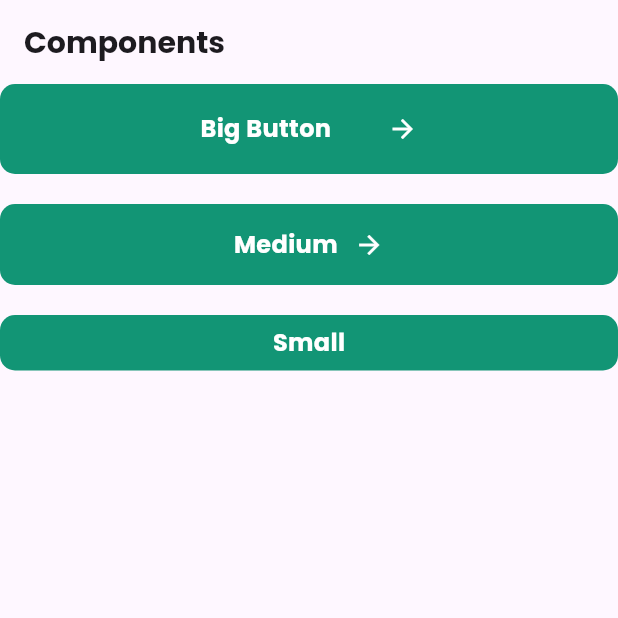
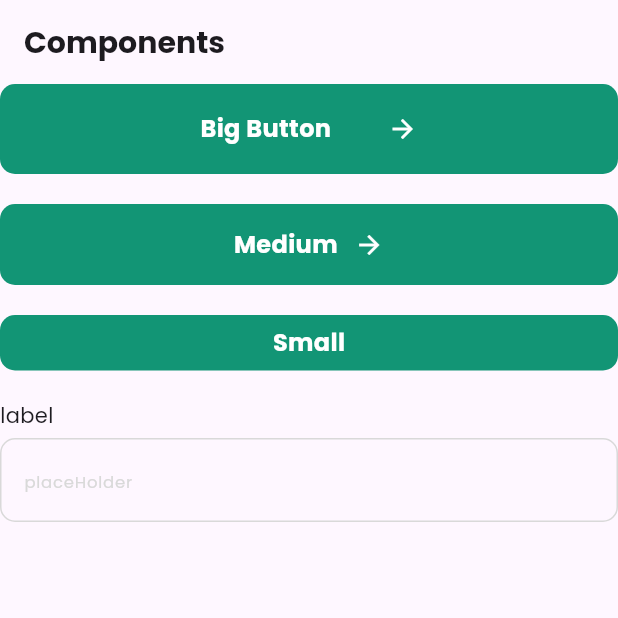
Before and after one commit to Kuneosu/study_inflearn_hq, a Flutter app: the screen it shows after launch, on a phone screen of 412 x 824 dp, the top half of it. Run offline on Flutter 3.47's test engine with Material 3 defaults, Android fonts, the phone set to English and light mode, and no system bars; our stand-ins replace google_fonts.

Commit message:
07 - InputField

```diff
--- /dev/null
+++ b/inflearn_flutter_hq/lib/core/presentation/components/input_field.dart
@@ -0,0 +1,47 @@
+import 'package:flutter/material.dart';
+import 'package:inflearn_flutter_hq/ui/color_styles.dart';
+import 'package:inflearn_flutter_hq/ui/text_styles.dart';
+
+class InputField extends StatelessWidget {
+  final String label;
+  final String placeHolder;
+  final TextEditingController? controller;
+  const InputField(
+      {super.key,
+      required this.label,
+      required this.placeHolder,
+      this.controller});
+
+  @override
+  Widget build(BuildContext context) {
+    return Column(
+      crossAxisAlignment: CrossAxisAlignment.start,
+      children: [
+        Text(
+          label,
+          style: TextStyles.smallTextRegular,
+        ),
+        SizedBox(
+          height: 5,
+        ),
+        TextField(
+          controller: controller,
+          decoration: InputDecoration(
+            enabledBorder: OutlineInputBorder(
+              borderRadius: BorderRadius.circular(10),
+              borderSide: const BorderSide(color: ColorStyles.gray4),
+            ),
+            focusedBorder: OutlineInputBorder(
+              borderRadius: BorderRadius.circular(10),
+              borderSide: const BorderSide(color: ColorStyles.primary80),
+            ),
+            hintText: placeHolder,
+            hintStyle: TextStyles.smallerTextRegular.copyWith(
+              color: ColorStyles.gray4,
+            ),
+          ),
+        ),
+      ],
+    );
+  }
+}
--- a/inflearn_flutter_hq/lib/main.dart
+++ b/inflearn_flutter_hq/lib/main.dart
@@ -1,5 +1,6 @@
 import 'package:flutter/material.dart';
 import 'package:inflearn_flutter_hq/core/presentation/components/big_button.dart';
+import 'package:inflearn_flutter_hq/core/presentation/components/input_field.dart';
 import 'package:inflearn_flutter_hq/core/presentation/components/medium_button.dart';
 import 'package:inflearn_flutter_hq/core/presentation/components/small_button.dart';
 import 'package:inflearn_flutter_hq/ui/text_styles.dart';
@@ -59,6 +60,8 @@ class App extends StatelessWidget {
               debugPrint("sm button");
             },
           ),
+          SizedBox(height: 20,),
+          InputField(label: 'label', placeHolder: 'placeHolder'),
         ],
       ),
     );
```
